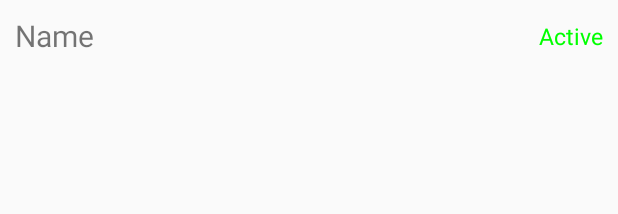
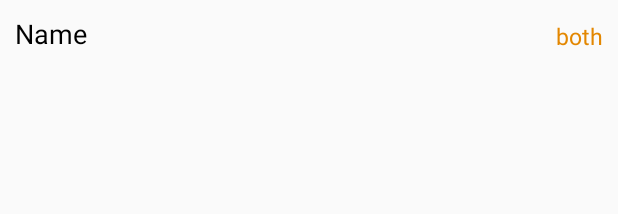
Before and after one commit to JackQinCh/CS673Messenger, an Android app: the layout friendlistitem.xml on its own in the app's theme, with its tools: preview values and no code run, on a phone screen of 412 x 824 dp. Shown: the top 214 px of the screen. Run offline under Robolectric (Android 15) with nearby library versions, the phone set to English and light mode, and no system bars.

Commit message:
Jack 1. Changed friend's status attribute to type, both or from. 2. Changed some text color.

```diff
--- a/app/src/main/java/edu/njit/fall15/team1/cs673messenger/controllers/Adapters/FriendListItemAdapter.java
+++ b/app/src/main/java/edu/njit/fall15/team1/cs673messenger/controllers/Adapters/FriendListItemAdapter.java
@@ -49,6 +49,7 @@ public class FriendListItemAdapter extends ArrayAdapter<Friend> {
 
         // 4. Set the text for textView
         profileName.setText(friends.get(position).getProfileName());
+        activeStatus.setText(friends.get(position).getType().toString());
         if (friends.get(position).getStatus() == RosterPacket.ItemStatus.SUBSCRIPTION_PENDING){
             activeStatus.setText(getContext().getText(R.string.status_active));
         }
--- a/app/src/main/res/layout/friendlistitem.xml
+++ b/app/src/main/res/layout/friendlistitem.xml
@@ -9,20 +9,21 @@
         android:layout_width="wrap_content"
         android:layout_height="wrap_content"
         android:text="Name"
-        android:textSize="20dp"
+        android:textSize="18dp"
         android:paddingLeft="10dp"
         android:paddingTop="10dp"
         android:paddingBottom="10dp"
         android:layout_alignParentTop="true"
-        android:layout_alignParentStart="true" />
+        android:layout_alignParentStart="true"
+        android:textColor="@android:color/black" />
 
     <TextView
         android:layout_gravity="right"
         android:id="@+id/activeStatus"
         android:layout_width="wrap_content"
         android:layout_height="wrap_content"
-        android:text="Active"
-        android:textColor="@color/green"
+        android:text="both"
+        android:textColor="@color/orange"
         android:textAlignment="center"
         android:paddingRight="10dp"
         android:paddingTop="13dp"
--- a/app/src/main/res/values/colors.xml
+++ b/app/src/main/res/values/colors.xml
@@ -8,4 +8,6 @@
     <color name="colorAccent">#c8e8ff</color>
     <color name="red">#FF0000</color>
     <color name="green">#00FF00</color>
+    <color name="lightBlue">#ADD7D2</color>
+    <color name="orange">#E38700</color>
 </resources>
```
